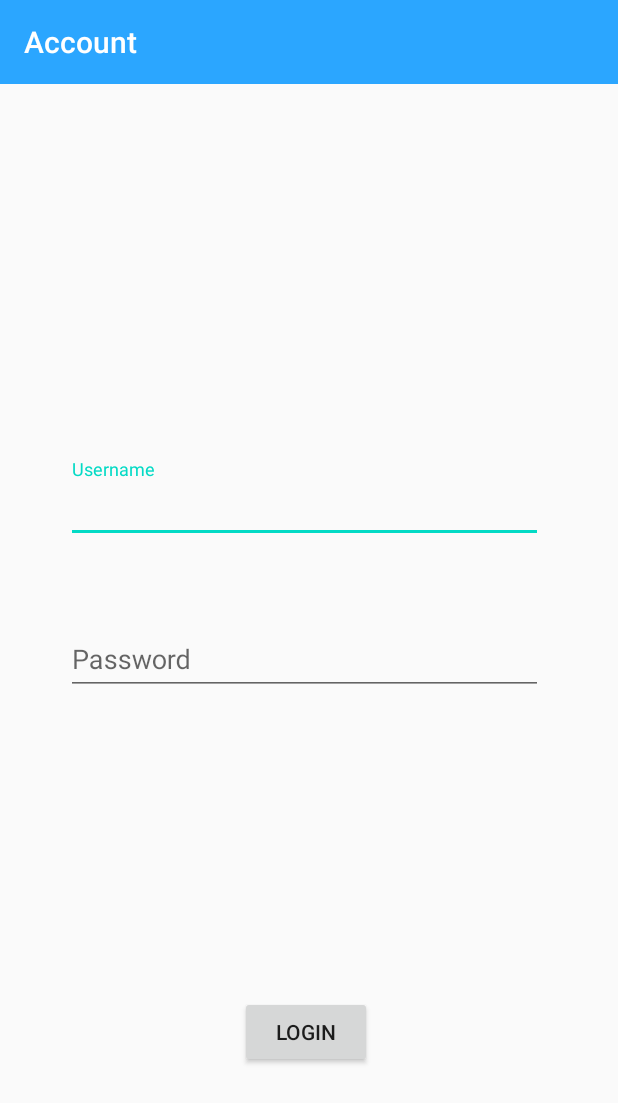
After one commit to BryanAntonnio/ProjectSA, an Android app: the layout screen_login.xml on its own in the app's theme, with its tools: preview values and no code run, on a phone screen of 412 x 824 dp. The commit adds this screen. Shown: the top 1103 px of the screen. Run offline under Robolectric (Android 15) with nearby library versions, the phone set to English and light mode, and no system bars.

Commit message:
login screen tinggal kasi logo, signup screen bru layout

```diff
--- a/app/src/main/res/layout/fragment_account.xml
+++ b/app/src/main/res/layout/fragment_account.xml
@@ -47,7 +47,7 @@
                 app:srcCompat="@drawable/ic_account_circle_black_24dp" />
 
             <TextView
-                android:id="@+id/username"
+                android:id="@+id/username_login"
                 android:layout_width="0dp"
                 android:layout_height="wrap_content"
                 android:layout_marginStart="32dp"
--- /dev/null
+++ b/app/src/main/res/layout/screen_login.xml
@@ -0,0 +1,63 @@
+<?xml version="1.0" encoding="utf-8"?>
+<androidx.constraintlayout.widget.ConstraintLayout
+    xmlns:android="http://schemas.android.com/apk/res/android"
+    xmlns:app="http://schemas.android.com/apk/res-auto"
+    xmlns:tools="http://schemas.android.com/tools"
+    android:layout_width="match_parent"
+    android:layout_height="match_parent">
+
+    <androidx.appcompat.widget.Toolbar
+        android:id="@+id/toolbar_login"
+        android:layout_width="0dp"
+        android:layout_height="wrap_content"
+        android:background="@color/colorBlue"
+        android:minHeight="?attr/actionBarSize"
+        android:theme="?attr/actionBarTheme"
+        app:layout_constraintEnd_toEndOf="parent"
+        app:layout_constraintHorizontal_bias="1.0"
+        app:layout_constraintStart_toStartOf="parent"
+        app:layout_constraintTop_toTopOf="parent"
+        app:title="@string/account"
+        app:titleTextColor="@color/colorWhite" />
+
+    <com.google.android.material.textfield.TextInputLayout
+        android:id="@+id/username_login"
+        android:layout_width="318dp"
+        android:layout_height="61dp"
+        android:layout_marginStart="44dp"
+        android:layout_marginTop="250dp"
+        app:layout_constraintStart_toStartOf="parent"
+        app:layout_constraintTop_toBottomOf="@+id/toolbar_login">
+
+        <com.google.android.material.textfield.TextInputEditText
+            android:layout_width="match_parent"
+            android:layout_height="wrap_content"
+            android:hint="@string/usernameinput" />
+    </com.google.android.material.textfield.TextInputLayout>
+
+    <Button
+        android:id="@+id/button_login"
+        android:layout_width="wrap_content"
+        android:layout_height="wrap_content"
+        android:layout_marginStart="160dp"
+        android:layout_marginBottom="112dp"
+        android:text="@string/button_login"
+        app:layout_constraintBottom_toBottomOf="parent"
+        app:layout_constraintStart_toStartOf="parent" />
+
+    <com.google.android.material.textfield.TextInputLayout
+        android:id="@+id/password_login"
+        android:layout_width="318dp"
+        android:layout_height="60dp"
+        android:layout_marginStart="44dp"
+        android:layout_marginTop="40dp"
+        app:layout_constraintStart_toStartOf="parent"
+        app:layout_constraintTop_toBottomOf="@+id/username_login">
+
+        <com.google.android.material.textfield.TextInputEditText
+            android:layout_width="match_parent"
+            android:layout_height="wrap_content"
+            android:hint="@string/passwordinput" />
+    </com.google.android.material.textfield.TextInputLayout>
+
+</androidx.constraintlayout.widget.ConstraintLayout>
--- /dev/null
+++ b/app/src/main/res/layout/screen_signup.xml
@@ -0,0 +1,21 @@
+<?xml version="1.0" encoding="utf-8"?>
+<androidx.constraintlayout.widget.ConstraintLayout
+    xmlns:android="http://schemas.android.com/apk/res/android"
+    xmlns:app="http://schemas.android.com/apk/res-auto"
+    android:layout_width="match_parent"
+    android:layout_height="match_parent">
+
+    <androidx.appcompat.widget.Toolbar
+        android:id="@+id/toolbar_signup"
+        android:layout_width="0dp"
+        android:layout_height="wrap_content"
+        android:background="@color/colorBlue"
+        android:minHeight="?attr/actionBarSize"
+        android:theme="?attr/actionBarTheme"
+        app:layout_constraintEnd_toEndOf="parent"
+        app:layout_constraintHorizontal_bias="1.0"
+        app:layout_constraintStart_toStartOf="parent"
+        app:layout_constraintTop_toTopOf="parent"
+        app:title="@string/account"
+        app:titleTextColor="@color/colorWhite" />
+</androidx.constraintlayout.widget.ConstraintLayout>
--- a/app/src/main/res/values/strings.xml
+++ b/app/src/main/res/values/strings.xml
@@ -11,4 +11,8 @@
     <string name="not_login">You are not signed in yet</string>
     <string name="button_login">Login</string>
     <string name="button_signup">Sign up Here</string>
+    <string name="username">Username</string>
+    <string name="password" />
+    <string name="passwordinput">Password</string>
+    <string name="usernameinput">Username</string>
 </resources>
```
